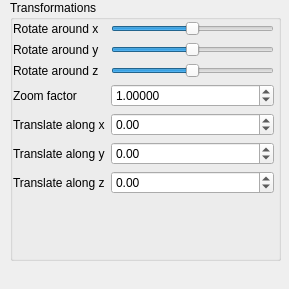
This is QtFramework/GUI/SideWidget.ui in AlphaZoneR/Graphics as Qt 5 draws it before an edit. The edited form follows.
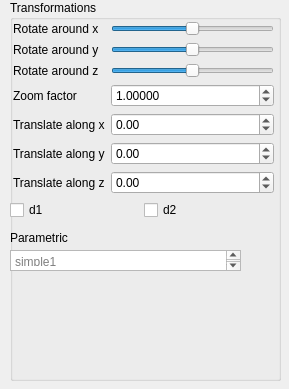
This is the edited form.

```diff
--- a/QtFramework/GUI/SideWidget.ui
+++ b/QtFramework/GUI/SideWidget.ui
@@ -7,7 +7,7 @@
     <x>0</x>
     <y>0</y>
     <width>289</width>
-    <height>289</height>
+    <height>389</height>
    </rect>
   </property>
   <property name="sizePolicy">
@@ -31,7 +31,7 @@
      <x>10</x>
      <y>0</y>
      <width>271</width>
-     <height>261</height>
+     <height>381</height>
     </rect>
    </property>
    <property name="title">
@@ -43,7 +43,7 @@
       <x>3</x>
       <y>21</y>
       <width>261</width>
-      <height>230</height>
+      <height>175</height>
      </rect>
     </property>
     <layout class="QFormLayout" name="formLayout">
@@ -219,6 +219,61 @@
      </item>
     </layout>
    </widget>
+   <widget class="QWidget" name="horizontalLayoutWidget">
+    <property name="geometry">
+     <rect>
+      <x>0</x>
+      <y>200</y>
+      <width>261</width>
+      <height>21</height>
+     </rect>
+    </property>
+    <layout class="QHBoxLayout" name="horizontalLayout">
+     <item>
+      <widget class="QCheckBox" name="show_d1">
+       <property name="text">
+        <string>d1</string>
+       </property>
+      </widget>
+     </item>
+     <item>
+      <widget class="QCheckBox" name="show_d2">
+       <property name="text">
+        <string>d2</string>
+       </property>
+      </widget>
+     </item>
+    </layout>
+   </widget>
+   <widget class="QTextEdit" name="curve_edit">
+    <property name="geometry">
+     <rect>
+      <x>0</x>
+      <y>250</y>
+      <width>231</width>
+      <height>21</height>
+     </rect>
+    </property>
+    <property name="acceptRichText">
+     <bool>false</bool>
+    </property>
+    <property name="placeholderText">
+     <string>simple1</string>
+    </property>
+   </widget>
+   <widget class="QLabel" name="label_8">
+    <property name="geometry">
+     <rect>
+      <x>0</x>
+      <y>230</y>
+      <width>61</width>
+      <height>16</height>
+     </rect>
+    </property>
+    <property name="text">
+     <string>Parametric</string>
+    </property>
+   </widget>
   </widget>
  </widget>
  <resources/>
```
